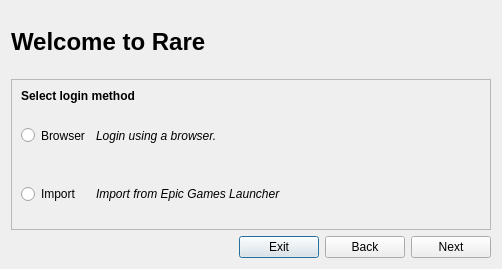
First picture: the form in rare/ui/components/dialogs/login/login_dialog.ui, repository RareDevs/Rare, before the edit.
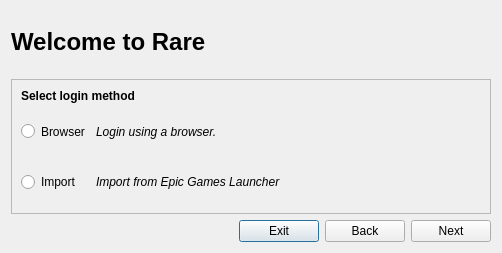
Second picture: the form after the edit.

Patch:
```diff
--- a/rare/ui/components/dialogs/login/login_dialog.ui
+++ b/rare/ui/components/dialogs/login/login_dialog.ui
@@ -6,25 +6,22 @@
    <rect>
     <x>0</x>
     <y>0</y>
-    <width>498</width>
-    <height>269</height>
+    <width>492</width>
+    <height>267</height>
    </rect>
   </property>
   <property name="windowTitle">
    <string>Rare Login</string>
   </property>
-  <layout class="QVBoxLayout" name="verticalLayout">
+  <layout class="QVBoxLayout" name="login_layout">
+   <property name="sizeConstraint">
+    <enum>QLayout::SetFixedSize</enum>
+   </property>
    <item>
     <spacer name="login_vspacer_top">
-     <property name="orientation">
-      <enum>Qt::Vertical</enum>
-     </property>
-     <property name="sizeType">
-      <enum>QSizePolicy::Fixed</enum>
-     </property>
      <property name="sizeHint" stdset="0">
       <size>
-       <width>477</width>
+       <width>0</width>
        <height>17</height>
       </size>
      </property>
@@ -39,15 +36,9 @@
    </item>
    <item>
     <spacer name="login_vspacer_bottom">
-     <property name="orientation">
-      <enum>Qt::Vertical</enum>
-     </property>
-     <property name="sizeType">
-      <enum>QSizePolicy::Fixed</enum>
-     </property>
      <property name="sizeHint" stdset="0">
       <size>
-       <width>477</width>
+       <width>0</width>
        <height>17</height>
       </size>
      </property>
```
